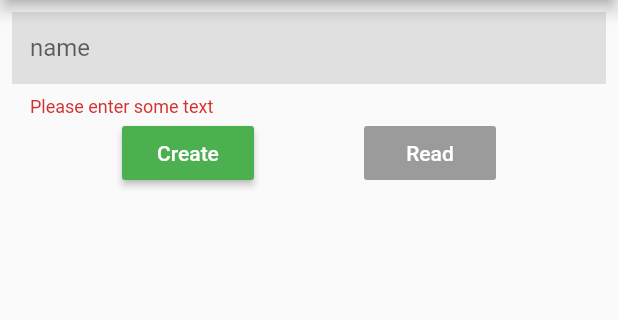
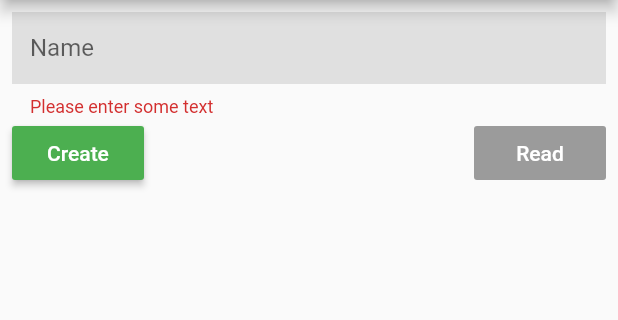
Before and after one commit to tahirmirji/FirestoreCrud, a Flutter app: the screen it shows after launch, after a tap on "Create", on a phone screen of 412 x 824 dp, the part 84-404 px from its top. Run offline on Flutter 3.47's test engine with Material 2 defaults, Android fonts, the light colour scheme and no system bars; our stand-ins replace cloud_firestore, firebase_core; accounts and stored records are empty.

Commit message:
Changes added

```diff
--- a/lib/home.dart
+++ b/lib/home.dart
@@ -11,10 +11,11 @@ class FirestoreCRUDPage extends StatefulWidget {
 }
 
 class FirestoreCRUDPageState extends State<FirestoreCRUDPage> {
-  String id;
   final db = FirebaseFirestore.instance;
   final _formKey = GlobalKey<FormState>();
+
   String name;
+  String id;
 
   Card buildItem(DocumentSnapshot doc) {
     return Card(
@@ -33,7 +34,7 @@ class FirestoreCRUDPageState extends State<FirestoreCRUDPage> {
             ),
             SizedBox(height: 12),
             Row(
-              mainAxisAlignment: MainAxisAlignment.end,
+              mainAxisAlignment: MainAxisAlignment.spaceBetween,
               children: <Widget>[
                 FlatButton(
                   onPressed: () => updateData(doc),
@@ -44,7 +45,11 @@ class FirestoreCRUDPageState extends State<FirestoreCRUDPage> {
                 SizedBox(width: 8),
                 FlatButton(
                   onPressed: () => deleteData(doc),
-                  child: Text('Delete'),
+                  child: Text(
+                    'Delete',
+                    style: TextStyle(color: Colors.white),
+                  ),
+                  color: Colors.black,
                 ),
               ],
             )
@@ -58,11 +63,12 @@ class FirestoreCRUDPageState extends State<FirestoreCRUDPage> {
     return TextFormField(
       decoration: InputDecoration(
         border: InputBorder.none,
-        hintText: 'name',
+        hintText: 'Name',
         fillColor: Colors.grey[300],
-        filled: true,
+        filled: true
       ),
-      validator: (value) {
+      validator: (value)
+      {
         if (value.isEmpty) {
           return 'Please enter some text';
         }
@@ -78,14 +84,14 @@ class FirestoreCRUDPageState extends State<FirestoreCRUDPage> {
         title: Text('Firestore CRUD'),
       ),
       body: ListView(
-        padding: EdgeInsets.all(8),
+        padding: EdgeInsets.all(8.0),
         children: <Widget>[
           Form(
             key: _formKey,
             child: buildTextFormField(),
           ),
           Row(
-            mainAxisAlignment: MainAxisAlignment.spaceEvenly,
+            mainAxisAlignment: MainAxisAlignment.spaceBetween,
             children: <Widget>[
               RaisedButton(
                 onPressed: createData,
@@ -99,27 +105,23 @@ class FirestoreCRUDPageState extends State<FirestoreCRUDPage> {
               ),
             ],
           ),
-
           StreamBuilder<QuerySnapshot>(
-            stream: db.collection('CRUD').snapshots(),
+            stream: FirebaseFirestore.instance.collection('CRUD').snapshots(),
             // ignore: missing_return
             builder: (context, snapshot) {
               try {
                 if (snapshot.hasData) {
                   return Column(
-                      children: snapshot.data.docs
-                          .map((doc) => buildItem(doc))
-                          .toList());
+                 children:
+          snapshot.data.docs.map((doc) => buildItem(doc)).toList());
                 } else {
-                  return SizedBox();
+                  return Container();
                 }
-              } catch (e) {
+              } catch (e)
+              {
                 print(e.toString());
               }
-              return Container(
-                height: 1.0,
-                width: 1.0,
-              );
+              return Container( height: 1.0,width: 1.0, );
             },
           )
         ],
@@ -130,11 +132,9 @@ class FirestoreCRUDPageState extends State<FirestoreCRUDPage> {
   void createData() async {
     if (_formKey.currentState.validate()) {
       _formKey.currentState.save();
-      DocumentReference ref = await db
-          .collection('CRUD')
-          .add({'name': '$name', 'todo': randomTodo()});
+      DocumentReference ref = await db.collection('CRUD').add({'name': '$name', 'todo': randomTodo()});
       setState(() => id = ref.get().toString());
-      print(ref.get().toString());
+      print('$id');
     }
   }
 
@@ -146,17 +146,19 @@ class FirestoreCRUDPageState extends State<FirestoreCRUDPage> {
     DocumentSnapshot snapshot = await db.collection('CRUD').doc(id).get();
   }
 
-  void updateData(DocumentSnapshot doc) async {
-    await db.collection('CRUD').doc(doc.id).update({'todo': 'Smile please'});
+  void updateData(DocumentSnapshot doks) async {
+    await db.collection('CRUD').doc(doks.id).update({'todo': 'New Value As you clicked Update'});
   }
 
-  void deleteData(DocumentSnapshot doc) async {
-    await db.collection('CRUD').doc(doc.id).delete();
+  void deleteData(DocumentSnapshot doks) async {
+    await db.collection('CRUD').doc(doks.id).delete()
+    .then((value) => print('Document ${doks.id} deleted successfully'));
     setState(() => id = null);
   }
 
   String randomTodo() {
     final randomNumber = Random().nextInt(4);
+    print('TODO Random number: $randomNumber');
     String todo;
     switch (randomNumber) {
       case 1:
--- a/lib/main.dart
+++ b/lib/main.dart
@@ -3,7 +3,7 @@ import 'package:firebaseinterface/home.dart';
 import 'package:flutter/material.dart';
 
 void main() async{
-   WidgetsFlutterBinding.ensureInitialized();
+  WidgetsFlutterBinding.ensureInitialized();
   await Firebase.initializeApp();
   runApp(MyApp());
 
```
